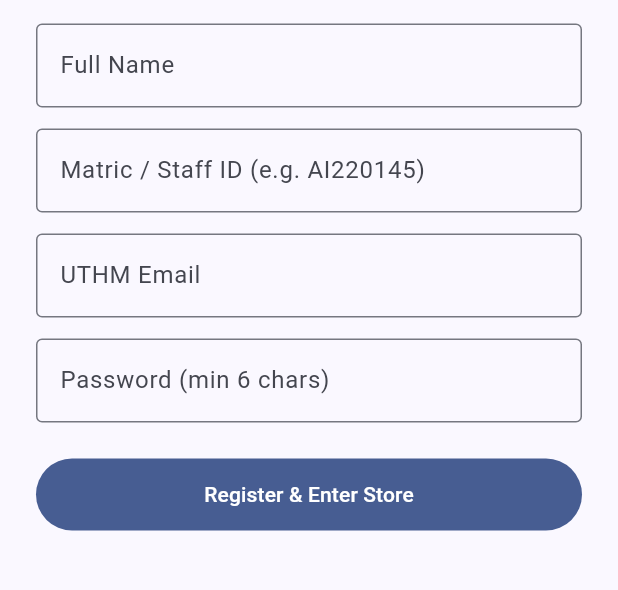
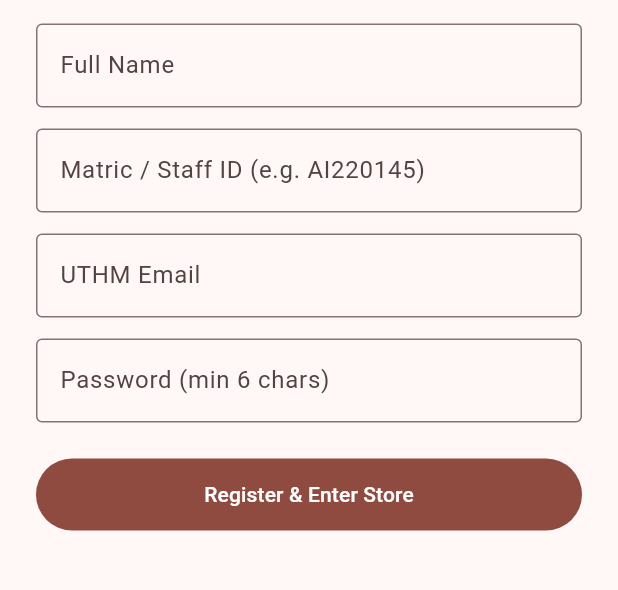
Before and after one commit to genzryaa/coop_uthm_app, a Flutter app: the screen it shows after launch, after a tap on "Create New Buyer Account", on a phone screen of 412 x 824 dp, the part 164-754 px from its top. Run offline on Flutter 3.47's test engine with Material 3 defaults, Android fonts, the phone set to English and light mode, and no system bars; our stand-ins replace cloud_firestore, firebase_auth, firebase_core; accounts and stored records are empty.

Commit message:
Refactor login page UI and enhance sign-in functionality; add category selection in home page and update main app structure

```diff
--- a/lib/main.dart
+++ b/lib/main.dart
@@ -1,8 +1,8 @@
 import 'package:flutter/material.dart';
+import 'package:firebase_core/firebase_core.dart';
+import 'firebase_options.dart';
 import 'data/coop_data.dart';
 import 'pages/login_page.dart';
-import 'package:firebase_core/firebase_core.dart';
-import 'firebase_options.dart';
 
 void main() async {
   WidgetsFlutterBinding.ensureInitialized();
@@ -18,20 +18,21 @@ class CoopUthmApp extends StatelessWidget {
 
   @override
   Widget build(BuildContext context) {
-    return ListenableBuilder(
-      listenable: coopState,
-      builder: (context, _) {
     return MaterialApp(
       title: 'COOP UTHM Store',
       debugShowCheckedModeBanner: false,
       theme: ThemeData(
         useMaterial3: true,
-            colorSchemeSeed: const Color(0xFF0D47A1),
+        colorScheme: ColorScheme.fromSeed(
+          seedColor: const Color(0xFFE60000),
           brightness: Brightness.light,
+        ),
+        appBarTheme: const AppBarTheme(
+          centerTitle: false,
+          elevation: 0,
+        ),
       ),
       home: const LoginPage(),
     );
-      },
-    );
   }
 }
--- a/lib/pages/login_page.dart
+++ b/lib/pages/login_page.dart
@@ -17,9 +17,13 @@ class _LoginPageState extends State<LoginPage> {
   final _emailCtrl = TextEditingController();
   final _passCtrl = TextEditingController();
   bool _isLoading = false;
+  bool _obscurePassword = true;
 
   Future<void> _signIn() async {
-    if (_emailCtrl.text.isEmpty || _passCtrl.text.isEmpty) {
+    final email = _emailCtrl.text.trim();
+    final password = _passCtrl.text.trim();
+
+    if (email.isEmpty || password.isEmpty) {
       ScaffoldMessenger.of(context).showSnackBar(
         const SnackBar(content: Text('Please enter both email and password.')),
       );
@@ -29,110 +33,193 @@ class _LoginPageState extends State<LoginPage> {
     setState(() => _isLoading = true);
     try {
       final cred = await FirebaseAuth.instance.signInWithEmailAndPassword(
-        email: _emailCtrl.text.trim(),
-        password: _passCtrl.text.trim(),
+        email: email,
+        password: password,
       );
 
+      final uid = cred.user!.uid;
       final userDoc = await FirebaseFirestore.instance
           .collection('users')
-          .doc(cred.user!.uid)
+          .doc(uid)
           .get();
 
-      final data = userDoc.data();
-      coopState.currentUserName =
-          data?['name'] ?? _emailCtrl.text.trim().split('@').first;
-      coopState.currentUserEmail = _emailCtrl.text.trim();
-      final role = data?['role'] ?? 'buyer';
+      final data = userDoc.data() ?? {};
+      final role = (data['role'] ?? 'buyer').toString().toLowerCase();
+      final name = (data['name'] ?? email.split('@').first).toString();
 
-      if (mounted) {
+      coopState.setUserProfile(name: name, email: email, role: role);
+
+      if (!mounted) return;
+      if (role == 'staff') {
         Navigator.pushReplacement(
           context,
-          MaterialPageRoute(
-            builder: (_) => role == 'staff'
-                ? const AdminNavigationShell()
-                : const MainNavigationShell(),
-          ),
+          MaterialPageRoute(builder: (_) => const AdminNavigationShell()),
+        );
+      } else {
+        Navigator.pushReplacement(
+          context,
+          MaterialPageRoute(builder: (_) => const MainNavigationShell()),
         );
       }
     } on FirebaseAuthException catch (e) {
-      if (mounted) {
+      if (!mounted) return;
       ScaffoldMessenger.of(context).showSnackBar(
-          SnackBar(content: Text(e.message ?? 'Invalid email or password')),
+        SnackBar(content: Text(e.message ?? 'Authentication failed.')),
       );
-      }
     } finally {
       if (mounted) setState(() => _isLoading = false);
     }
   }
 
   @override
+  void dispose() {
+    _emailCtrl.dispose();
+    _passCtrl.dispose();
+    super.dispose();
+  }
+
+  @override
   Widget build(BuildContext context) {
+    final colorScheme = Theme.of(context).colorScheme;
+
     return Scaffold(
+      backgroundColor: const Color(0xFFF8F9FA),
       body: SafeArea(
         child: Center(
           child: SingleChildScrollView(
             padding: const EdgeInsets.all(24),
+            child: ConstrainedBox(
+              constraints: const BoxConstraints(maxWidth: 420),
               child: Column(
+                mainAxisAlignment: MainAxisAlignment.center,
                 crossAxisAlignment: CrossAxisAlignment.stretch,
                 children: [
-                const Icon(
-                  Icons.storefront_rounded,
-                  size: 72,
-                  color: Color(0xFF0D47A1),
+                  Container(
+                    padding: const EdgeInsets.symmetric(
+                      horizontal: 20,
+                      vertical: 16,
                     ),
-                const SizedBox(height: 12),
-                const Text(
-                  'COOP UTHM Store',
+                    decoration: BoxDecoration(
+                      color: Colors.white,
+                      borderRadius: BorderRadius.circular(16),
+                      boxShadow: [
+                        BoxShadow(
+                          color: Colors.black.withValues(alpha: 0.07),
+                          blurRadius: 12,
+                          offset: const Offset(0, 4),
+                        ),
+                      ],
+                    ),
+                    child: Image.asset(
+                      'assets/images/coop_uthm_logo.png',
+                      height: 95,
+                      fit: BoxFit.contain,
+                    ),
+                  ),
+                  const SizedBox(height: 20),
+                  Text(
+                    'Retail Mart E-Commerce Portal',
                     textAlign: TextAlign.center,
-                  style: TextStyle(fontSize: 28, fontWeight: FontWeight.bold),
+                    style: Theme.of(context).textTheme.titleMedium?.copyWith(
+                          fontWeight: FontWeight.w600,
+                          color: Colors.black87,
                         ),
-                const Text(
-                  'Koperasi UTHM Berhad • Retail Mart',
+                  ),
+                  const SizedBox(height: 4),
+                  Text(
+                    'Sign in with your UTHM Buyer or Staff account',
                     textAlign: TextAlign.center,
-                  style: TextStyle(color: Colors.grey),
+                    style: Theme.of(context).textTheme.bodySmall?.copyWith(
+                          color: Colors.black54,
                         ),
-                const SizedBox(height: 32),
+                  ),
+                  const SizedBox(height: 28),
                   TextField(
                     controller: _emailCtrl,
                     keyboardType: TextInputType.emailAddress,
-                  decoration: const InputDecoration(
-                    labelText: 'UTHM Email',
-                    prefixIcon: Icon(Icons.email_outlined),
-                    border: OutlineInputBorder(),
+                    decoration: InputDecoration(
+                      labelText: 'Email Address',
+                      prefixIcon: const Icon(Icons.email_outlined),
+                      filled: true,
+                      fillColor: Colors.white,
+                      border: OutlineInputBorder(
+                        borderRadius: BorderRadius.circular(12),
+                      ),
                     ),
                   ),
                   const SizedBox(height: 16),
                   TextField(
                     controller: _passCtrl,
-                  obscureText: true,
-                  decoration: const InputDecoration(
+                    obscureText: _obscurePassword,
+                    decoration: InputDecoration(
                       labelText: 'Password',
-                    prefixIcon: Icon(Icons.lock_outline),
-                    border: OutlineInputBorder(),
+                      prefixIcon: const Icon(Icons.lock_outline),
+                      suffixIcon: IconButton(
+                        icon: Icon(
+                          _obscurePassword
+                              ? Icons.visibility_off_outlined
+                              : Icons.visibility_outlined,
+                        ),
+                        onPressed: () => setState(
+                          () => _obscurePassword = !_obscurePassword,
+                        ),
+                      ),
+                      filled: true,
+                      fillColor: Colors.white,
+                      border: OutlineInputBorder(
+                        borderRadius: BorderRadius.circular(12),
+                      ),
                     ),
                   ),
                   const SizedBox(height: 24),
-                FilledButton.icon(
+                  FilledButton(
                     onPressed: _isLoading ? null : _signIn,
-                  icon: const Icon(Icons.login),
-                  label: Padding(
-                    padding: const EdgeInsets.symmetric(vertical: 14),
+                    style: FilledButton.styleFrom(
+                      backgroundColor: const Color(0xFFE60000),
+                      padding: const EdgeInsets.symmetric(vertical: 16),
+                      shape: RoundedRectangleBorder(
+                        borderRadius: BorderRadius.circular(12),
+                      ),
+                    ),
                     child: _isLoading
-                        ? const CircularProgressIndicator(color: Colors.white)
-                        : const Text('Sign In', style: TextStyle(fontSize: 16)),
+                        ? const SizedBox(
+                            height: 20,
+                            width: 20,
+                            child: CircularProgressIndicator(
+                              strokeWidth: 2,
+                              color: Colors.white,
+                            ),
+                          )
+                        : const Text(
+                            'Sign In',
+                            style: TextStyle(
+                              fontSize: 16,
+                              fontWeight: FontWeight.bold,
+                            ),
                           ),
                   ),
                   const SizedBox(height: 12),
                   OutlinedButton(
-                  onPressed: () {
+                    onPressed: _isLoading
+                        ? null
+                        : () {
                             Navigator.push(
                               context,
-                      MaterialPageRoute(builder: (_) => const RegisterPage()),
+                              MaterialPageRoute(
+                                builder: (_) => const RegisterPage(),
+                              ),
                             );
                           },
-                  child: const Padding(
-                    padding: EdgeInsets.symmetric(vertical: 14),
-                    child: Text('Create New Buyer Account'),
+                    style: OutlinedButton.styleFrom(
+                      foregroundColor: colorScheme.primary,
+                      padding: const EdgeInsets.symmetric(vertical: 14),
+                      shape: RoundedRectangleBorder(
+                        borderRadius: BorderRadius.circular(12),
+                      ),
+                    ),
+                    child: const Text(
+                      'Create New Buyer Account',
+                      style: TextStyle(fontWeight: FontWeight.w600),
                     ),
                   ),
                 ],
@@ -140,6 +227,7 @@ class _LoginPageState extends State<LoginPage> {
             ),
           ),
         ),
+      ),
     );
   }
 }
--- a/lib/pages/main_shell.dart
+++ b/lib/pages/main_shell.dart
@@ -49,7 +49,7 @@ class _MainNavigationShellState extends State<MainNavigationShell> {
             label: 'Cart',
           ),
           const NavigationDestination(
-            icon: Icon(Icons.person_outlined),
+            icon: Icon(Icons.person_outline),
             selectedIcon: Icon(Icons.person),
             label: 'Profile',
           ),
--- a/pubspec.yaml
+++ b/pubspec.yaml
@@ -59,6 +59,8 @@ flutter:
   # included with your application, so that you can use the icons in
   # the material Icons class.
   uses-material-design: true
+  assets:
+    - assets/images/
 
   # To add assets to your application, add an assets section, like this:
   # assets:
```
Also changed, not shown: lib/pages/home_page.dart (+51 -31 lines). Lines whose indentation alone changed are shown as unchanged.
